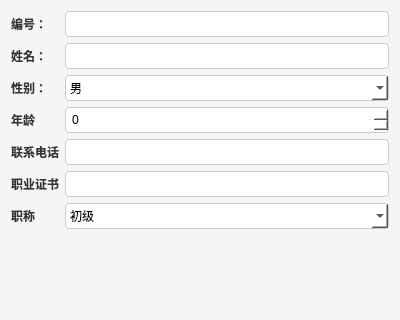
Qt form doctoreditview.ui (zhuguotiao/Lab) before a commit; both pictures show x 0 to 400 and y 0 to 320 of the 400 by 500 pixel window.
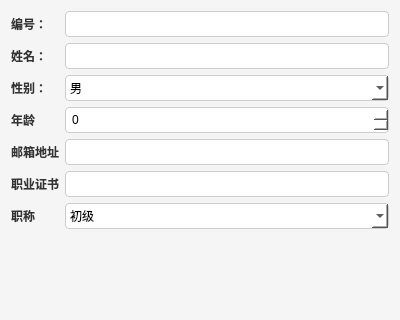
The same form after that commit.

Commit message: 通过qq邮箱服务实现预约功能的提醒

```diff
--- a/doctoreditview.ui
+++ b/doctoreditview.ui
@@ -139,7 +139,7 @@
      <item row="4" column="0">
       <widget class="QLabel" name="label_phone">
        <property name="text">
-        <string>联系电话</string>
+        <string>邮箱地址</string>
        </property>
       </widget>
      </item>
```
Left out of the diff: 2 changed lines with no effect on the pictures. The commit also changes 62 other files.
